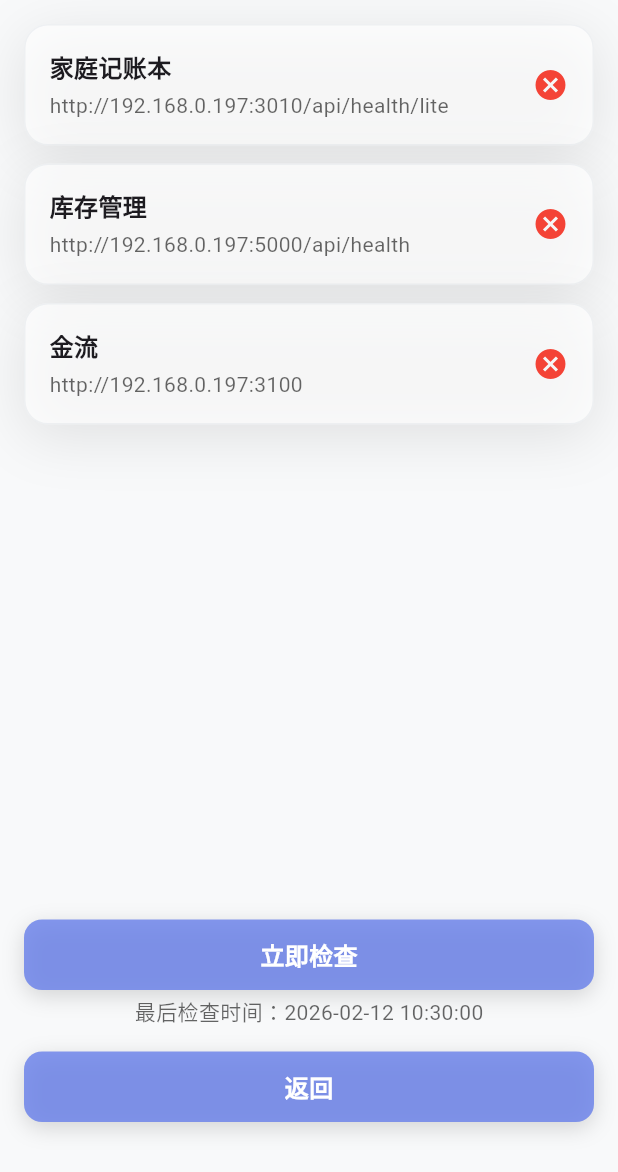
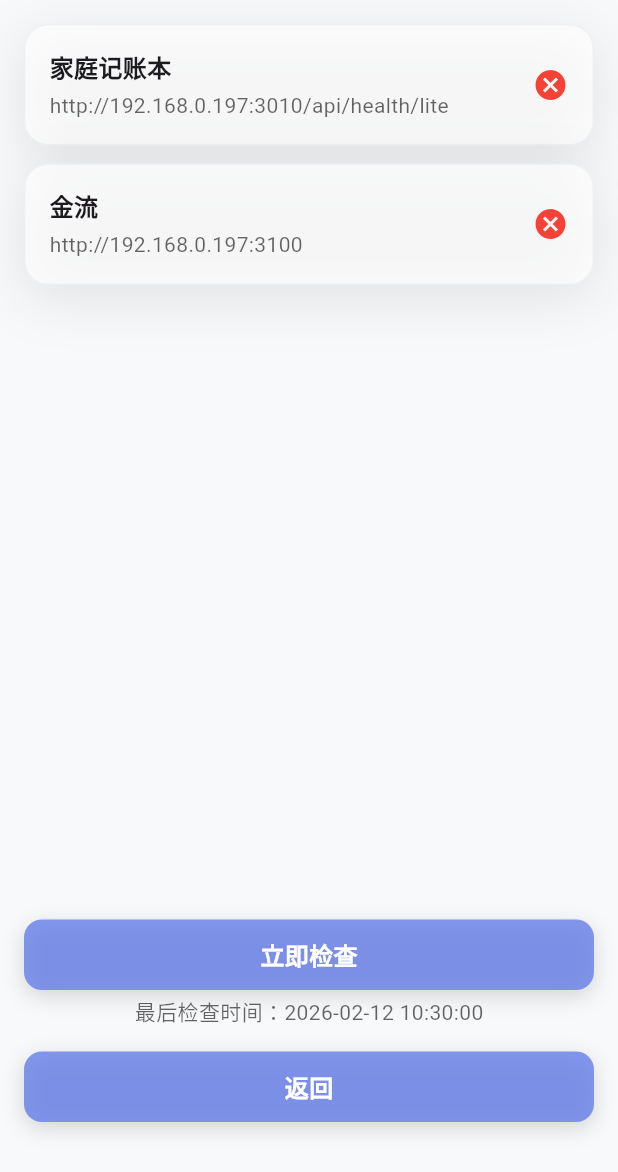
Before and after one commit to chronie-shizutoki/universal-lancher, a Flutter app: the screen it shows after launch, after a tap on "服务状态监控", on a phone screen of 412 x 824 dp. Shown: the top 1172 px of the screen. Run offline on Flutter 3.47's test engine with Material 3 defaults, Android fonts, the phone set to English and light mode, and no system bars; our stand-ins replace package_info_plus, permission_handler, shared_preferences; missing offline and left inert: network_info_plus; network calls fail; Roboto replaces fonts that are missing (system-ui).

Commit message:
refactor: remove inventory management service and related button
The service is no longer needed in the application, so we're removing its configuration and navigation button.

```diff
--- a/flutter_app/lib/pages/check_service_page.dart
+++ b/flutter_app/lib/pages/check_service_page.dart
@@ -139,11 +139,6 @@ class _CheckServicePageState extends State<CheckServicePage> {
     ),
     ServiceInfo(
       id: '2',
-      name: '库存管理',
-      url: 'http://192.168.0.197:5000/api/health',
-    ),
-    ServiceInfo(
-      id: '3',
       name: '金流',
       url: 'http://192.168.0.197:3100',
     )
--- a/flutter_app/lib/pages/home_page.dart
+++ b/flutter_app/lib/pages/home_page.dart
@@ -224,17 +224,6 @@ class _HomePageState extends State<HomePage> {
                                 setState(() {
                                   _navigateToUrl('http://192.168.0.197:3100');
                                 });
-                              },
-                              buttonGradientStart: buttonGradientStart,
-                              buttonGradientEnd: buttonGradientEnd,
-                              textPrimary: textPrimary,
-                              isDarkMode: isDarkMode,
-                            ),
-                            _buildButton(
-                              text: '智能家居库存管理系统',
-                              isPrimary: true,
-                              onPressed: () {
-                                _navigateToUrl('http://192.168.0.197:5000');
                               },
                               buttonGradientStart: buttonGradientStart,
                               buttonGradientEnd: buttonGradientEnd,
```
